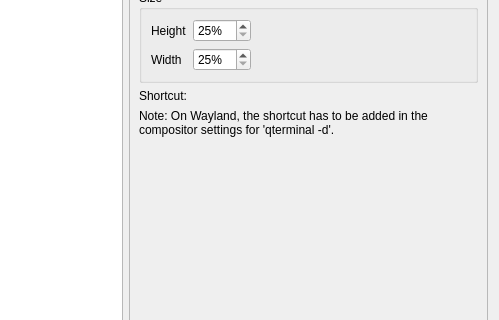
Above: src/forms/propertiesdialog.ui from lxqt/qterminal before the change; both pictures show x 201 to 700 and y 83 to 403 of the 700 by 700 pixel window. Below: the same form after it.
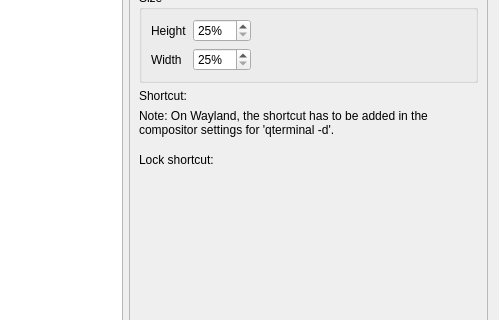
That is the form after the change. The open tabs and pages were chosen to show the change. Icons and pictures are not drawn.

Commit message:
Support shortcut for lock button of dropdown mode (#1305)
It can be added in Preferences → Dropdown.

Closes https://github.com/lxqt/qterminal/issues/1290

```diff
--- a/src/forms/propertiesdialog.ui
+++ b/src/forms/propertiesdialog.ui
@@ -1072,6 +1072,33 @@
          </property>
         </widget>
        </item>
+       <item>
+        <spacer name="verticalSpacer">
+         <property name="orientation">
+          <enum>Qt::Orientation::Vertical</enum>
+         </property>
+         <property name="sizeType">
+          <enum>QSizePolicy::Policy::Fixed</enum>
+         </property>
+         <property name="sizeHint" stdset="0">
+          <size>
+           <width>20</width>
+           <height>10</height>
+          </size>
+         </property>
+        </spacer>
+       </item>
+       <item>
+        <layout class="QFormLayout" name="lockShortCutFormLayout">
+         <item row="0" column="0">
+          <widget class="QLabel" name="lockShortCutLabel">
+           <property name="text">
+            <string>Lock shortcut:</string>
+           </property>
+          </widget>
+         </item>
+        </layout>
+       </item>
        <item>
         <spacer name="verticalSpacer_5">
          <property name="orientation">
```
The commit also changes 6 other files.
